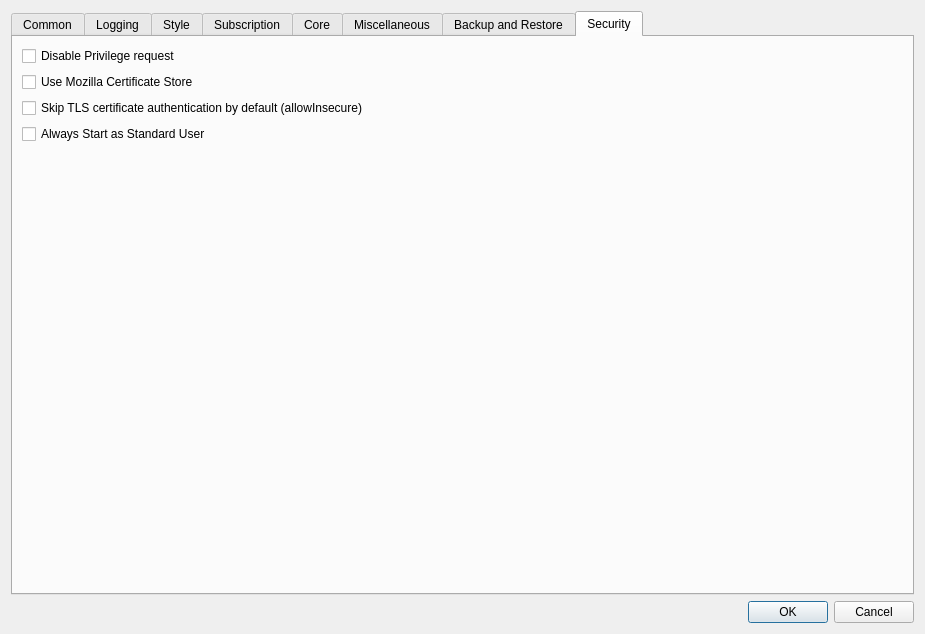
Before: the Qt Designer form include/ui/setting/dialog_basic_settings.ui in ChernyshovA/Throne, drawn with Qt 5.
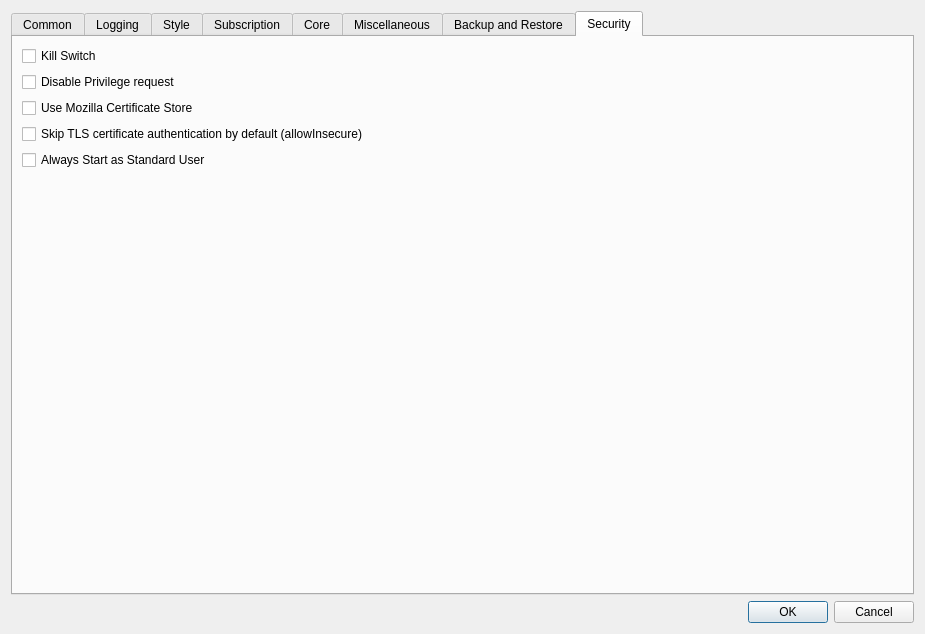
After: the same form once the commit is applied. The open tabs and pages were chosen to show the change. Custom widgets are drawn as their Qt base class.

Commit message: experimental: Add kill switch

```diff
--- a/include/ui/setting/dialog_basic_settings.ui
+++ b/include/ui/setting/dialog_basic_settings.ui
@@ -1717,6 +1717,17 @@
        <string>Security</string>
       </attribute>
       <layout class="QVBoxLayout" name="verticalLayout_4">
+       <item>
+        <widget class="QCheckBox" name="kill_switch">
+         <property name="toolTip">
+          <string>While Throne is running, block all traffic that does not go through Throne, including when no profile is running.
+The local network stays reachable unless Private Range Bypass is turned off in Tun Settings.</string>
+         </property>
+         <property name="text">
+          <string>Kill Switch</string>
+         </property>
+        </widget>
+       </item>
        <item>
         <widget class="QCheckBox" name="disable_priv_req">
          <property name="text">
```
The commit also changes 34 other files.
